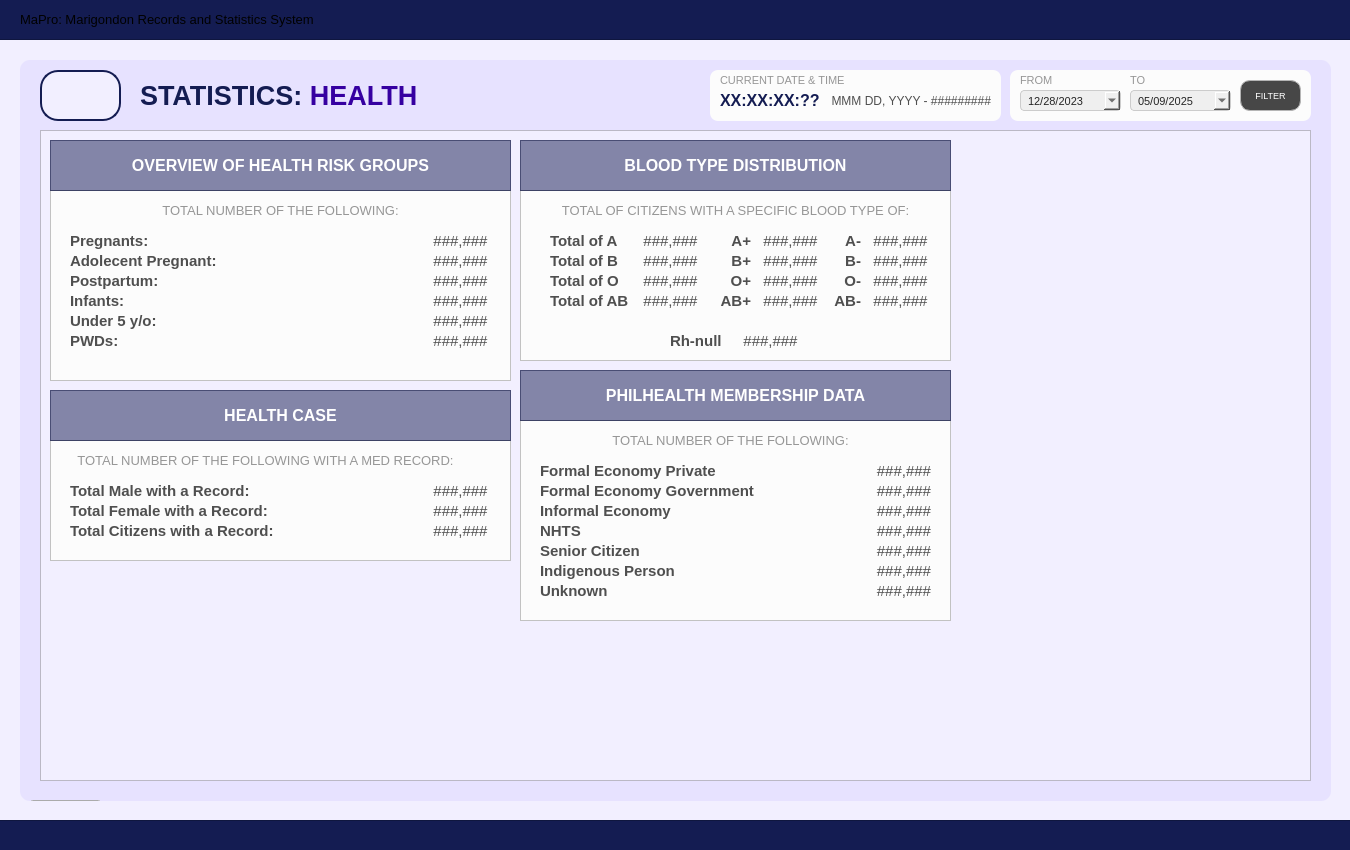
Qt form Resources/UIs/MainPages/StatisticPages/health.ui (Yohhannn/Barangay-Records-Statistics-System) before a commit.
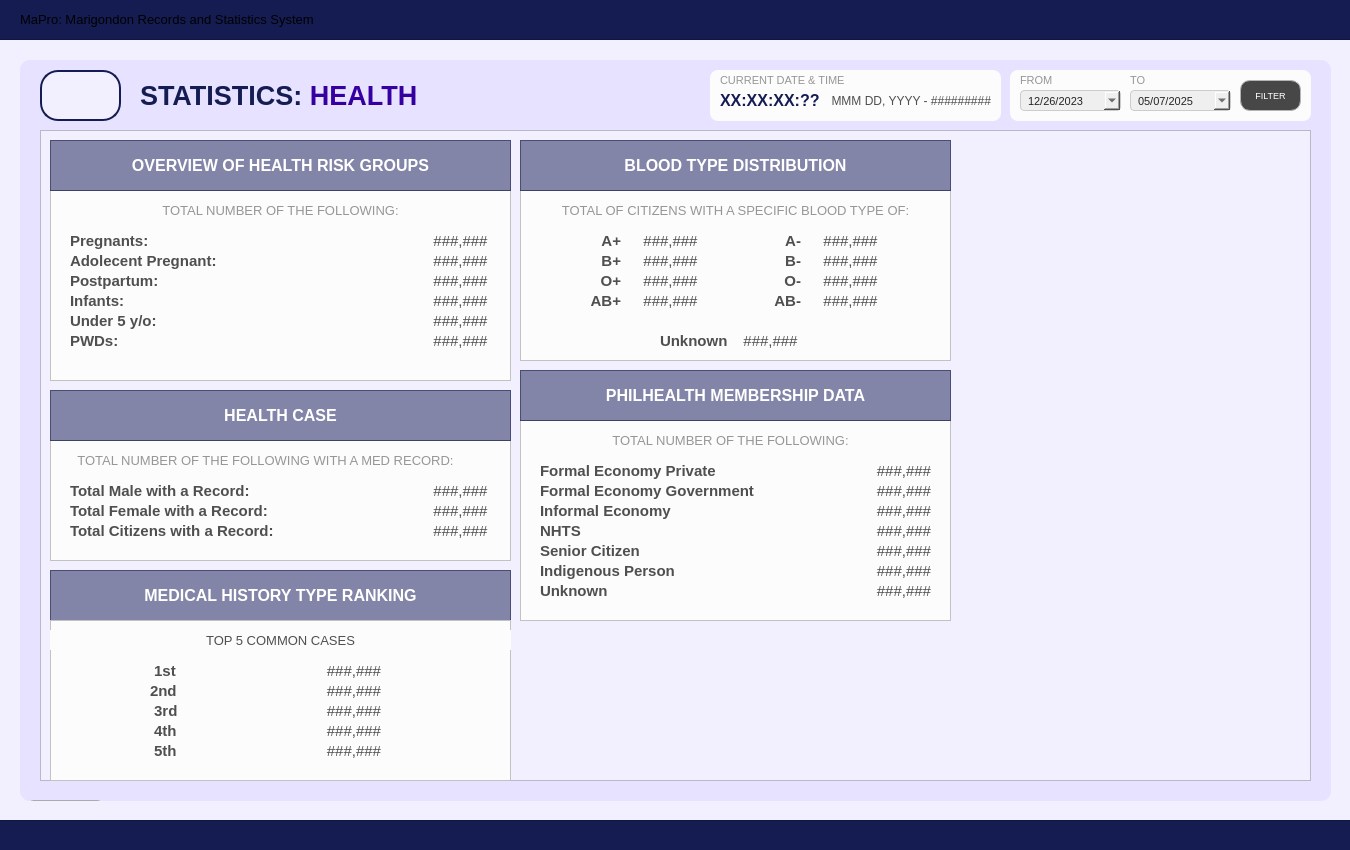
The same form after that commit. Icons and pictures are not drawn.

Commit message: FINALIZED EDUC STAT, DEMOGRAPHICS, HEALTH UPDATED THE UIS

The edit to the form file:
```diff
--- a/Resources/UIs/MainPages/StatisticPages/health.ui
+++ b/Resources/UIs/MainPages/StatisticPages/health.ui
@@ -540,132 +540,12 @@
        <set>Qt::AlignmentFlag::AlignCenter</set>
       </property>
      </widget>
-     <widget class="QLabel" name="total_blood_o">
-      <property name="geometry">
-       <rect>
-        <x>120</x>
-        <y>80</y>
-        <width>61</width>
-        <height>21</height>
-       </rect>
-      </property>
-      <property name="font">
-       <font>
-        <family>Arial</family>
-        <pointsize>11</pointsize>
-        <bold>false</bold>
-       </font>
-      </property>
-      <property name="styleSheet">
-       <string notr="true">#total_blood_o {
-	background-color: transparent;
-	color: #4f4f4f;
-}
-</string>
-      </property>
-      <property name="text">
-       <string>###,###</string>
-      </property>
-      <property name="alignment">
-       <set>Qt::AlignmentFlag::AlignCenter</set>
-      </property>
-     </widget>
-     <widget class="QLabel" name="total_blood_ab">
-      <property name="geometry">
-       <rect>
-        <x>120</x>
-        <y>100</y>
-        <width>61</width>
-        <height>21</height>
-       </rect>
-      </property>
-      <property name="font">
-       <font>
-        <family>Arial</family>
-        <pointsize>11</pointsize>
-        <bold>false</bold>
-       </font>
-      </property>
-      <property name="styleSheet">
-       <string notr="true">#total_blood_ab {
-	background-color: transparent;
-	color: #4f4f4f;
-}
-</string>
-      </property>
-      <property name="text">
-       <string>###,###</string>
-      </property>
-      <property name="alignment">
-       <set>Qt::AlignmentFlag::AlignCenter</set>
-      </property>
-     </widget>
-     <widget class="QLabel" name="total_label_blood_o">
-      <property name="geometry">
-       <rect>
-        <x>30</x>
-        <y>80</y>
-        <width>81</width>
-        <height>21</height>
-       </rect>
-      </property>
-      <property name="font">
-       <font>
-        <family>Arial</family>
-        <pointsize>11</pointsize>
-        <bold>true</bold>
-       </font>
-      </property>
-      <property name="styleSheet">
-       <string notr="true">#total_label_blood_o {
-	background-color: transparent;
-	color: #4f4f4f;
-}
-</string>
-      </property>
-      <property name="text">
-       <string>Total of O</string>
-      </property>
-      <property name="alignment">
-       <set>Qt::AlignmentFlag::AlignLeading|Qt::AlignmentFlag::AlignLeft|Qt::AlignmentFlag::AlignVCenter</set>
-      </property>
-     </widget>
-     <widget class="QLabel" name="total_label_blood_ab">
-      <property name="geometry">
-       <rect>
-        <x>30</x>
-        <y>100</y>
-        <width>81</width>
-        <height>21</height>
-       </rect>
-      </property>
-      <property name="font">
-       <font>
-        <family>Arial</family>
-        <pointsize>11</pointsize>
-        <bold>true</bold>
-       </font>
-      </property>
-      <property name="styleSheet">
-       <string notr="true">#total_label_blood_ab {
-	background-color: transparent;
-	color: #4f4f4f;
-}
-</string>
-      </property>
-      <property name="text">
-       <string>Total of AB</string>
-      </property>
-      <property name="alignment">
-       <set>Qt::AlignmentFlag::AlignLeading|Qt::AlignmentFlag::AlignLeft|Qt::AlignmentFlag::AlignVCenter</set>
-      </property>
-     </widget>
      <widget class="QLabel" name="total_label_blood_rhnull">
       <property name="geometry">
        <rect>
-        <x>150</x>
+        <x>140</x>
         <y>140</y>
-        <width>61</width>
+        <width>71</width>
         <height>21</height>
        </rect>
       </property>
@@ -684,67 +564,7 @@
 </string>
       </property>
       <property name="text">
-       <string>Rh-null</string>
-      </property>
-      <property name="alignment">
-       <set>Qt::AlignmentFlag::AlignLeading|Qt::AlignmentFlag::AlignLeft|Qt::AlignmentFlag::AlignVCenter</set>
-      </property>
-     </widget>
-     <widget class="QLabel" name="total_blood_b">
-      <property name="geometry">
-       <rect>
-        <x>120</x>
-        <y>60</y>
-        <width>61</width>
-        <height>21</height>
-       </rect>
-      </property>
-      <property name="font">
-       <font>
-        <family>Arial</family>
-        <pointsize>11</pointsize>
-        <bold>false</bold>
-       </font>
-      </property>
-      <property name="styleSheet">
-       <string notr="true">#total_blood_b {
-	background-color: transparent;
-	color: #4f4f4f;
-}
-</string>
-      </property>
-      <property name="text">
-       <string>###,###</string>
-      </property>
-      <property name="alignment">
-       <set>Qt::AlignmentFlag::AlignCenter</set>
-      </property>
-     </widget>
-     <widget class="QLabel" name="total_label_blood_b">
-      <property name="geometry">
-       <rect>
-        <x>30</x>
-        <y>60</y>
-        <width>81</width>
-        <height>21</height>
-       </rect>
-      </property>
-      <property name="font">
-       <font>
-        <family>Arial</family>
-        <pointsize>11</pointsize>
-        <bold>true</bold>
-       </font>
-      </property>
-      <property name="styleSheet">
-       <string notr="true">#total_label_blood_b {
-	background-color: transparent;
-	color: #4f4f4f;
-}
-</string>
-      </property>
-      <property name="text">
-       <string>Total of B</string>
+       <string>Unknown</string>
       </property>
       <property name="alignment">
        <set>Qt::AlignmentFlag::AlignLeading|Qt::AlignmentFlag::AlignLeft|Qt::AlignmentFlag::AlignVCenter</set>
@@ -777,70 +597,10 @@
        <set>Qt::AlignmentFlag::AlignCenter</set>
       </property>
      </widget>
-     <widget class="QLabel" name="total_blood_a">
-      <property name="geometry">
-       <rect>
-        <x>120</x>
-        <y>40</y>
-        <width>61</width>
-        <height>21</height>
-       </rect>
-      </property>
-      <property name="font">
-       <font>
-        <family>Arial</family>
-        <pointsize>11</pointsize>
-        <bold>false</bold>
-       </font>
-      </property>
-      <property name="styleSheet">
-       <string notr="true">#total_blood_a {
-	background-color: transparent;
-	color: #4f4f4f;
-}
-</string>
-      </property>
-      <property name="text">
-       <string>###,###</string>
-      </property>
-      <property name="alignment">
-       <set>Qt::AlignmentFlag::AlignCenter</set>
-      </property>
-     </widget>
-     <widget class="QLabel" name="total_label_blood_a">
-      <property name="geometry">
-       <rect>
-        <x>30</x>
-        <y>40</y>
-        <width>81</width>
-        <height>21</height>
-       </rect>
-      </property>
-      <property name="font">
-       <font>
-        <family>Arial</family>
-        <pointsize>11</pointsize>
-        <bold>true</bold>
-       </font>
-      </property>
-      <property name="styleSheet">
-       <string notr="true">#total_label_blood_a {
-	background-color: transparent;
-	color: #4f4f4f;
-}
-</string>
-      </property>
-      <property name="text">
-       <string>Total of A</string>
-      </property>
-      <property name="alignment">
-       <set>Qt::AlignmentFlag::AlignLeading|Qt::AlignmentFlag::AlignLeft|Qt::AlignmentFlag::AlignVCenter</set>
-      </property>
-     </widget>
      <widget class="QLabel" name="total_label_blood_pos_b">
       <property name="geometry">
        <rect>
-        <x>190</x>
+        <x>60</x>
         <y>60</y>
         <width>41</width>
         <height>21</height>
@@ -870,7 +630,7 @@
      <widget class="QLabel" name="total_blood_pos_b">
       <property name="geometry">
        <rect>
-        <x>240</x>
+        <x>120</x>
         <y>60</y>
         <width>61</width>
         <height>21</height>
@@ -900,7 +660,7 @@
      <widget class="QLabel" name="total_blood_pos_o">
       <property name="geometry">
        <rect>
-        <x>240</x>
+        <x>120</x>
         <y>80</y>
         <width>61</width>
         <height>21</height>
@@ -930,7 +690,7 @@
      <widget class="QLabel" name="total_label_blood_pos_o">
       <property name="geometry">
        <rect>
-        <x>190</x>
+        <x>60</x>
         <y>80</y>
         <width>41</width>
         <height>21</height>
@@ -960,7 +720,7 @@
      <widget class="QLabel" name="total_label_blood_pos_a">
       <property name="geometry">
        <rect>
-        <x>190</x>
+        <x>60</x>
         <y>40</y>
         <width>41</width>
         <height>21</height>
@@ -990,7 +750,7 @@
      <widget class="QLabel" name="total_blood_pos_ab">
       <property name="geometry">
        <rect>
-        <x>240</x>
+        <x>120</x>
         <y>100</y>
         <width>61</width>
         <height>21</height>
@@ -1020,7 +780,7 @@
      <widget class="QLabel" name="total_label_blood_pos_ab">
       <property name="geometry">
        <rect>
-        <x>190</x>
+        <x>60</x>
         <y>100</y>
         <width>41</width>
         <height>21</height>
@@ -1050,7 +810,7 @@
      <widget class="QLabel" name="total_blood_pos_a">
       <property name="geometry">
        <rect>
-        <x>240</x>
+        <x>120</x>
         <y>40</y>
         <width>61</width>
         <height>21</height>
@@ -1080,7 +840,7 @@
      <widget class="QLabel" name="total_label_blood_neg_b">
       <property name="geometry">
        <rect>
-        <x>300</x>
+        <x>240</x>
         <y>60</y>
         <width>41</width>
         <height>21</height>
@@ -1110,7 +870,7 @@
      <widget class="QLabel" name="total_blood_neg_ab">
       <property name="geometry">
        <rect>
-        <x>350</x>
+        <x>300</x>
         <y>100</y>
         <width>61</width>
         <height>21</height>
@@ -1140,7 +900,7 @@
      <widget class="QLabel" name="total_blood_neg_c">
       <property name="geometry">
        <rect>
-        <x>350</x>
+        <x>300</x>
         <y>80</y>
         <width>61</width>
         <height>21</height>
@@ -1154,10 +914,10 @@
        </font>
       </property>
       <property name="styleSheet">
-       <string notr="true">#total_blood_neg_c {
+       <string notr="true">
 	background-color: transparent;
 	color: #4f4f4f;
-}
+
 </string>
       </property>
       <property name="text">
@@ -1170,7 +930,7 @@
      <widget class="QLabel" name="total_label_blood_neg_o">
       <property name="geometry">
        <rect>
-        <x>300</x>
+        <x>240</x>
         <y>80</y>
         <width>41</width>
         <height>21</height>
@@ -1200,7 +960,7 @@
      <widget class="QLabel" name="total_label_blood_neg_ab">
       <property name="geometry">
        <rect>
-        <x>300</x>
+        <x>240</x>
         <y>100</y>
         <width>41</width>
         <height>21</height>
@@ -1230,7 +990,7 @@
      <widget class="QLabel" name="total_label_blood_neg_a">
       <property name="geometry">
        <rect>
-        <x>300</x>
+        <x>240</x>
         <y>40</y>
         <width>41</width>
         <height>21</height>
@@ -1260,7 +1020,7 @@
      <widget class="QLabel" name="total_blood_neg_a">
       <property name="geometry">
        <rect>
-        <x>350</x>
+        <x>300</x>
         <y>40</y>
         <width>61</width>
         <height>21</height>
@@ -1290,7 +1050,7 @@
      <widget class="QLabel" name="total_blood_neg_b">
       <property name="geometry">
        <rect>
-        <x>350</x>
+        <x>300</x>
         <y>60</y>
         <width>61</width>
         <height>21</height>
@@ -2350,6 +2110,418 @@
       </property>
      </widget>
     </widget>
+    <widget class="QFrame" name="table_titleFrameStatistics_6">
+     <property name="geometry">
+      <rect>
+       <x>10</x>
+       <y>440</y>
+       <width>461</width>
+       <height>51</height>
+      </rect>
+     </property>
+     <property name="styleSheet">
+      <string notr="true">
+	background-color: rgba(20, 28, 82, 128)
+
+</string>
+     </property>
+     <property name="frameShape">
+      <enum>QFrame::Shape::StyledPanel</enum>
+     </property>
+     <property name="frameShadow">
+      <enum>QFrame::Shadow::Raised</enum>
+     </property>
+    </widget>
+    <widget class="QFrame" name="stat_framePWD_3">
+     <property name="geometry">
+      <rect>
+       <x>10</x>
+       <y>490</y>
+       <width>461</width>
+       <height>161</height>
+      </rect>
+     </property>
+     <property name="styleSheet">
+      <string notr="true">
+	background-color: #fcfcfc;
+color: #4f4f4f
+</string>
+     </property>
+     <property name="frameShape">
+      <enum>QFrame::Shape::StyledPanel</enum>
+     </property>
+     <property name="frameShadow">
+      <enum>QFrame::Shadow::Raised</enum>
+     </property>
+     <widget class="QLabel" name="label_FEP_2">
+      <property name="geometry">
+       <rect>
+        <x>100</x>
+        <y>40</y>
+        <width>51</width>
+        <height>21</height>
+       </rect>
+      </property>
+      <property name="font">
+       <font>
+        <family>Arial</family>
+        <pointsize>11</pointsize>
+        <bold>true</bold>
+       </font>
+      </property>
+      <property name="styleSheet">
+       <string notr="true">#label_FEP {
+	background-color: transparent;
+	color: #4f4f4f;
+}
+</string>
+      </property>
+      <property name="text">
+       <string> 1st</string>
+      </property>
+      <property name="alignment">
+       <set>Qt::AlignmentFlag::AlignLeading|Qt::AlignmentFlag::AlignLeft|Qt::AlignmentFlag::AlignVCenter</set>
+      </property>
+     </widget>
+     <widget class="QLabel" name="common_med_case_1st">
+      <property name="geometry">
+       <rect>
+        <x>170</x>
+        <y>40</y>
+        <width>161</width>
+        <height>21</height>
+       </rect>
+      </property>
+      <property name="font">
+       <font>
+        <family>Arial</family>
+        <pointsize>11</pointsize>
+        <bold>false</bold>
+       </font>
+      </property>
+      <property name="styleSheet">
+       <string notr="true">#total_FEP {
+	background-color: transparent;
+	color: #4f4f4f;
+}
+</string>
+      </property>
+      <property name="text">
+       <string>###,###</string>
+      </property>
+      <property name="alignment">
+       <set>Qt::AlignmentFlag::AlignRight|Qt::AlignmentFlag::AlignTrailing|Qt::AlignmentFlag::AlignVCenter</set>
+      </property>
+     </widget>
+     <widget class="QLabel" name="label_FEG_2">
+      <property name="geometry">
+       <rect>
+        <x>100</x>
+        <y>60</y>
+        <width>61</width>
+        <height>21</height>
+       </rect>
+      </property>
+      <property name="font">
+       <font>
+        <family>Arial</family>
+        <pointsize>11</pointsize>
+        <bold>true</bold>
+       </font>
+      </property>
+      <property name="styleSheet">
+       <string notr="true">#label_FEG {
+	background-color: transparent;
+	color: #4f4f4f;
+}
+</string>
+      </property>
+      <property name="text">
+       <string>2nd</string>
+      </property>
+      <property name="alignment">
+       <set>Qt::AlignmentFlag::AlignLeading|Qt::AlignmentFlag::AlignLeft|Qt::AlignmentFlag::AlignVCenter</set>
+      </property>
+     </widget>
+     <widget class="QLabel" name="common_med_case_2nd">
+      <property name="geometry">
+       <rect>
+        <x>160</x>
+        <y>60</y>
+        <width>171</width>
+        <height>21</height>
+       </rect>
+      </property>
+      <property name="font">
+       <font>
+        <family>Arial</family>
+        <pointsize>11</pointsize>
+        <bold>false</bold>
+       </font>
+      </property>
+      <property name="styleSheet">
+       <string notr="true">#total_FEG {
+	background-color: transparent;
+	color: #4f4f4f;
+}
+</string>
+      </property>
+      <property name="text">
+       <string>###,###</string>
+      </property>
+      <property name="alignment">
+       <set>Qt::AlignmentFlag::AlignRight|Qt::AlignmentFlag::AlignTrailing|Qt::AlignmentFlag::AlignVCenter</set>
+      </property>
+     </widget>
+     <widget class="QLabel" name="common_med_case_3rd">
+      <property name="geometry">
+       <rect>
+        <x>130</x>
+        <y>80</y>
+        <width>201</width>
+        <height>21</height>
+       </rect>
+      </property>
+      <property name="font">
+       <font>
+        <family>Arial</family>
+        <pointsize>11</pointsize>
+        <bold>false</bold>
+       </font>
+      </property>
+      <property name="styleSheet">
+       <string notr="true">#total_IE {
+	background-color: transparent;
+	color: #4f4f4f;
+}
+</string>
+      </property>
+      <property name="text">
+       <string>###,###</string>
+      </property>
+      <property name="alignment">
+       <set>Qt::AlignmentFlag::AlignRight|Qt::AlignmentFlag::AlignTrailing|Qt::AlignmentFlag::AlignVCenter</set>
+      </property>
+     </widget>
+     <widget class="QLabel" name="label_IE_2">
+      <property name="geometry">
+       <rect>
+        <x>100</x>
+        <y>80</y>
+        <width>41</width>
+        <height>21</height>
+       </rect>
+      </property>
+      <property name="font">
+       <font>
+        <family>Arial</family>
+        <pointsize>11</pointsize>
+        <bold>true</bold>
+       </font>
+      </property>
+      <property name="styleSheet">
+       <string notr="true">#label_IE {
+	background-color: transparent;
+	color: #4f4f4f;
+}
+</string>
+      </property>
+      <property name="text">
+       <string> 3rd</string>
+      </property>
+      <property name="alignment">
+       <set>Qt::AlignmentFlag::AlignLeading|Qt::AlignmentFlag::AlignLeft|Qt::AlignmentFlag::AlignVCenter</set>
+      </property>
+     </widget>
+     <widget class="QLabel" name="label_NHTS_2">
+      <property name="geometry">
+       <rect>
+        <x>100</x>
+        <y>100</y>
+        <width>41</width>
+        <height>21</height>
+       </rect>
+      </property>
+      <property name="font">
+       <font>
+        <family>Arial</family>
+        <pointsize>11</pointsize>
+        <bold>true</bold>
+       </font>
+      </property>
+      <property name="styleSheet">
+       <string notr="true">#label_NHTS {
+	background-color: transparent;
+	color: #4f4f4f;
+}
+</string>
+      </property>
+      <property name="text">
+       <string> 4th</string>
+      </property>
+      <property name="alignment">
+       <set>Qt::AlignmentFlag::AlignLeading|Qt::AlignmentFlag::AlignLeft|Qt::AlignmentFlag::AlignVCenter</set>
+      </property>
+     </widget>
+     <widget class="QLabel" name="common_med_case_4th">
+      <property name="geometry">
+       <rect>
+        <x>160</x>
+        <y>100</y>
+        <width>171</width>
+        <height>21</height>
+       </rect>
+      </property>
+      <property name="font">
+       <font>
+        <family>Arial</family>
+        <pointsize>11</pointsize>
+        <bold>false</bold>
+       </font>
+      </property>
+      <property name="styleSheet">
+       <string notr="true">#total_NHTS {
+	background-color: transparent;
+	color: #4f4f4f;
+}
+</string>
+      </property>
+      <property name="text">
+       <string>###,###</string>
+      </property>
+      <property name="alignment">
+       <set>Qt::AlignmentFlag::AlignRight|Qt::AlignmentFlag::AlignTrailing|Qt::AlignmentFlag::AlignVCenter</set>
+      </property>
+     </widget>
+     <widget class="QLabel" name="common_med_case_5th">
+      <property name="geometry">
+       <rect>
+        <x>160</x>
+        <y>120</y>
+        <width>171</width>
+        <height>21</height>
+       </rect>
+      </property>
+      <property name="font">
+       <font>
+        <family>Arial</family>
+        <pointsize>11</pointsize>
+        <bold>false</bold>
+       </font>
+      </property>
+      <property name="styleSheet">
+       <string notr="true">#total_SC {
+	background-color: transparent;
+	color: #4f4f4f;
+}
+</string>
+      </property>
+      <property name="text">
+       <string>###,###</string>
+      </property>
+      <property name="alignment">
+       <set>Qt::AlignmentFlag::AlignRight|Qt::AlignmentFlag::AlignTrailing|Qt::AlignmentFlag::AlignVCenter</set>
+      </property>
+     </widget>
+     <widget class="QLabel" name="label_SC_2">
+      <property name="geometry">
+       <rect>
+        <x>100</x>
+        <y>120</y>
+        <width>41</width>
+        <height>21</height>
+       </rect>
+      </property>
+      <property name="font">
+       <font>
+        <family>Arial</family>
+        <pointsize>11</pointsize>
+        <bold>true</bold>
+       </font>
+      </property>
+      <property name="styleSheet">
+       <string notr="true">#label_SC {
+	background-color: transparent;
+	color: #4f4f4f;
+}
+</string>
+      </property>
+      <property name="text">
+       <string> 5th</string>
+      </property>
+      <property name="alignment">
+       <set>Qt::AlignmentFlag::AlignLeading|Qt::AlignmentFlag::AlignLeft|Qt::AlignmentFlag::AlignVCenter</set>
+      </property>
+     </widget>
+     <widget class="QLabel" name="label_desc2_7">
+      <property name="geometry">
+       <rect>
+        <x>0</x>
+        <y>10</y>
+        <width>461</width>
+        <height>20</height>
+       </rect>
+      </property>
+      <property name="font">
+       <font>
+        <family>Arial</family>
+        <pointsize>10</pointsize>
+       </font>
+      </property>
+      <property name="styleSheet">
+       <string notr="true">#label_desc2_5{
+	color: #969696;
+}</string>
+      </property>
+      <property name="text">
+       <string>TOP 5 COMMON CASES</string>
+      </property>
+      <property name="alignment">
+       <set>Qt::AlignmentFlag::AlignCenter</set>
+      </property>
+     </widget>
+    </widget>
+    <widget class="QLabel" name="statistics_labelNote_6">
+     <property name="geometry">
+      <rect>
+       <x>10</x>
+       <y>440</y>
+       <width>461</width>
+       <height>51</height>
+      </rect>
+     </property>
+     <property name="font">
+      <font>
+       <family>Arial</family>
+       <pointsize>12</pointsize>
+       <bold>true</bold>
+      </font>
+     </property>
+     <property name="styleSheet">
+      <string notr="true">
+	background-color: transparent;
+	color: #FFFFFF;
+
+</string>
+     </property>
+     <property name="text">
+      <string>MEDICAL HISTORY TYPE RANKING</string>
+     </property>
+     <property name="alignment">
+      <set>Qt::AlignmentFlag::AlignCenter</set>
+     </property>
+    </widget>
+    <zorder>table_titleFrameStatistics_6</zorder>
+    <zorder>stat_framePWD</zorder>
+    <zorder>table_titleFrameStatistics_3</zorder>
+    <zorder>demo_framePopulationOverview_4</zorder>
+    <zorder>table_titleFrameStatistics_4</zorder>
+    <zorder>stat_framePWD_2</zorder>
+    <zorder>table_titleFrameStatistics_2</zorder>
+    <zorder>stat_framehrisk</zorder>
+    <zorder>table_titleFrameStatistics_5</zorder>
+    <zorder>stat_framePWD_3</zorder>
+    <zorder>statistics_labelNote_6</zorder>
    </widget>
    <widget class="QToolButton" name="btn_returnToStatisticsPage">
     <property name="geometry">
@@ -2545,7 +2717,7 @@
        <second>0</second>
        <year>2023</year>
        <month>12</month>
-       <day>28</day>
+       <day>26</day>
       </datetime>
      </property>
      <property name="displayFormat">
@@ -2593,7 +2765,7 @@
        <second>0</second>
        <year>2025</year>
        <month>5</month>
-       <day>9</day>
+       <day>7</day>
       </datetime>
      </property>
      <property name="displayFormat">
```
Left out of the diff: 7 changed lines with no effect on the pictures. The commit also changes 8 other files.
